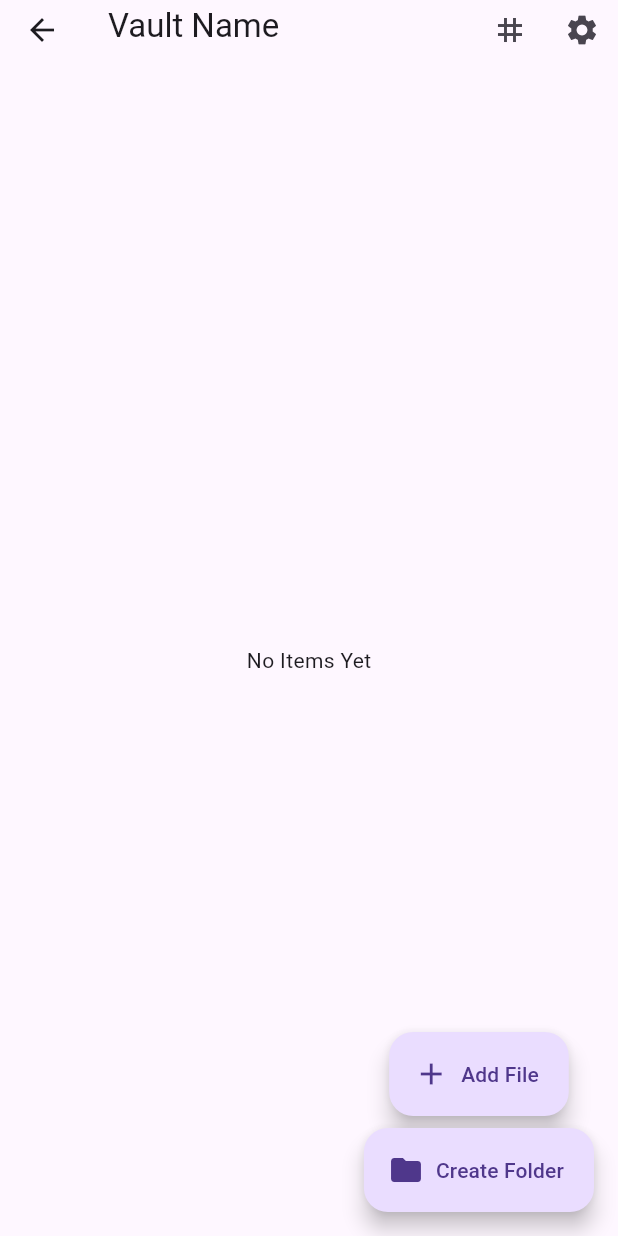
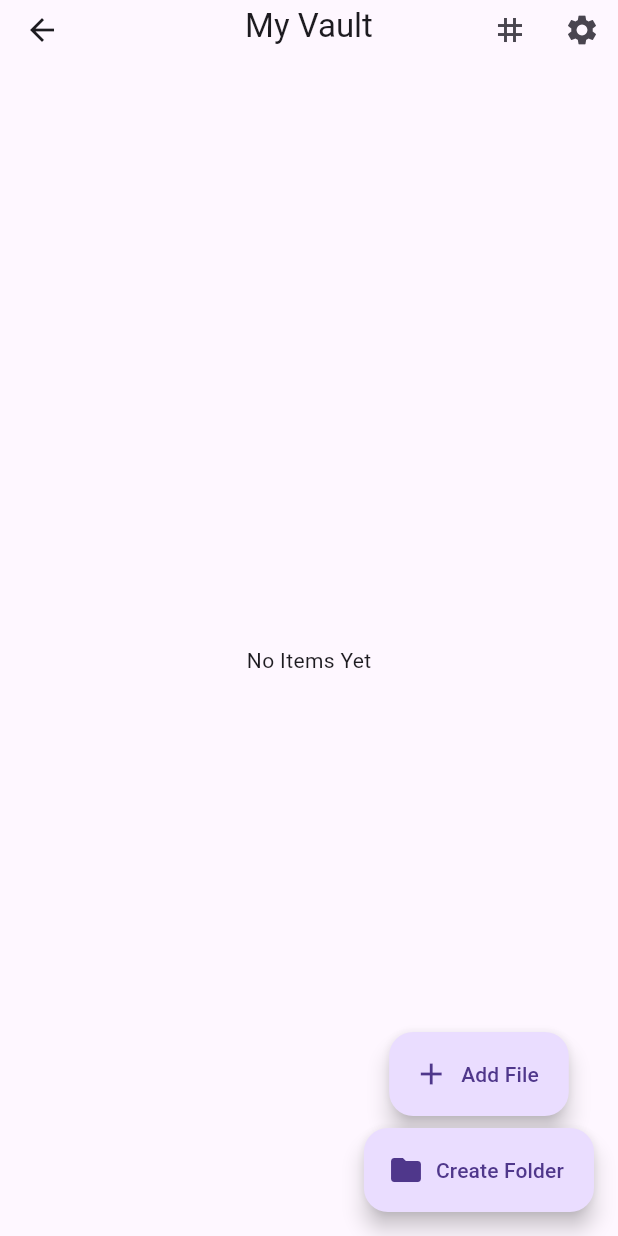
Before and after one commit to laguna-studios/vault, a Flutter app: the screen it shows after launch, after a tap on "Open Vault", on a phone screen of 412 x 824 dp. Run offline on Flutter 3.47's test engine with Material 3 defaults, Android fonts, the phone set to English and light mode, and no system bars; our stand-ins replace dartx, file_picker, freezed_annotation, gap.

Commit message:
fix settings problems

```diff
--- a/lib/main.dart
+++ b/lib/main.dart
@@ -10,6 +10,7 @@ class VaultApp extends StatelessWidget {
 
   @override
   Widget build(BuildContext context) {
-    return const MaterialApp(home: LoginScreen());
+    return MaterialApp(
+        theme: ThemeData.light(useMaterial3: true), darkTheme: ThemeData.dark(useMaterial3: true), home: LoginScreen());
   }
 }
--- a/lib/ui/core/screen/login_screen.dart
+++ b/lib/ui/core/screen/login_screen.dart
@@ -24,33 +24,40 @@ class _LoginScreenState extends State<LoginScreen> {
   @override
   Widget build(BuildContext context) {
     return Scaffold(
-      body: Column(
-        mainAxisAlignment: MainAxisAlignment.spaceEvenly,
+      drawer: Drawer(
+        child: ListView(
+          children: [
+            ListTile(
+              title: Text("Like"),
+            )
+          ],
+        ),
+      ),
+      body: Center(
+        child: Column(
+          mainAxisSize: MainAxisSize.min,
           children: [
             Icon(Icons.fingerprint, size: 224),
-          TextField(
+            Gap(64),
+            SizedBox(
+              width: 320,
+              child: TextField(
                 controller: _controller,
                 obscureText: true,
                 onSubmitted: (_) => _openVault(),
+                decoration: InputDecoration(hintText: "Enter Your Vault's Name", border: OutlineInputBorder()),
               ),
-          OutlinedButton(
+            ),
+            Gap(16),
+            SizedBox(
+              width: 320,
+              child: OutlinedButton(
                 onPressed: _openVault,
                 child: Text("Open Vault"),
               ),
-          Row(
-            children: [
-              Expanded(child: Divider()),
-              Gap(8),
-              Text("OR"),
-              Gap(8),
-              Expanded(child: Divider()),
+            ),
           ],
         ),
-          TextButton(
-            onPressed: _createNewVault,
-            child: Text("Create New Vault"),
-          ),
-        ],
       ),
     );
   }
--- a/lib/ui/core/screen/vault_screen.dart
+++ b/lib/ui/core/screen/vault_screen.dart
@@ -27,14 +27,18 @@ class VaultScreen extends StatelessWidget {
                 actions: [IconButton(onPressed: viewModel.selectAll, icon: Icon(Icons.select_all))],
               )
             : AppBar(
-                title: Text("Vault Name"),
+                title: Text("My Vault"),
+                centerTitle: true,
                 bottom: PreferredSize(preferredSize: Size.zero, child: Text(viewModel.location)),
                 actions: [
                   IconButton(
                     onPressed: viewModel.toggleViewMode,
-                      icon: Icon(viewModel.isListViewMode ? Icons.grid_3x3 : Icons.list),),
+                    icon: Icon(viewModel.isListViewMode ? Icons.grid_3x3 : Icons.list),
+                  ),
                   IconButton(
-                    onPressed: () => context.go(VaultSettingsScreen()),
+                    onPressed: () => context.go(
+                      ChangeNotifierProvider<VaultViewModel>.value(value: context.read(), child: VaultSettingsScreen()),
+                    ),
                     icon: Icon(Icons.settings),
                   ),
                 ],
@@ -79,7 +83,10 @@ class VaultScreen extends StatelessWidget {
         ),
         floatingActionButton: viewModel.isSelectionActive
             ? FloatingActionButton.extended(
-                onPressed: viewModel.deleteSelection, label: Text("Delete"), icon: Icon(Icons.delete),)
+                onPressed: viewModel.deleteSelection,
+                label: Text("Delete"),
+                icon: Icon(Icons.delete),
+              )
             : Column(
                 mainAxisSize: MainAxisSize.min,
                 children: [
@@ -119,10 +126,12 @@ class VaultScreen extends StatelessWidget {
                 viewModel.createDirectory(controller.text);
                 Navigator.of(context).pop();
               },
-                  child: Text("OK"),),
+              child: Text("OK"),
+            ),
           ],
         );
-        },);
+      },
+    );
   }
 
   void _onTap(BuildContext context, int index) {
@@ -167,8 +176,8 @@ class _GridViewVault extends StatelessWidget {
 
     return GridView.builder(
       itemCount: items.length,
-      gridDelegate:
-          SliverGridDelegateWithFixedCrossAxisCount(crossAxisCount: columnCount, crossAxisSpacing: 8, mainAxisSpacing: 8),
+      gridDelegate: SliverGridDelegateWithFixedCrossAxisCount(
+          crossAxisCount: columnCount, crossAxisSpacing: 8, mainAxisSpacing: 8),
       itemBuilder: (context, index) {
         final FileSystemEntity item = items.elementAt(index);
 
@@ -218,8 +227,12 @@ class _ListViewVault extends StatelessWidget {
   final Function(int index) onTap;
   final Function(int index) onLongPress;
 
-  const _ListViewVault(
-      {required this.items, required this.selectedItems, required this.onTap, required this.onLongPress,});
+  const _ListViewVault({
+    required this.items,
+    required this.selectedItems,
+    required this.onTap,
+    required this.onLongPress,
+  });
 
   @override
   Widget build(BuildContext context) {
--- a/lib/ui/core/screen/vault_settings_screen.dart
+++ b/lib/ui/core/screen/vault_settings_screen.dart
@@ -14,6 +14,7 @@ class VaultSettingsScreen extends StatelessWidget {
       body: ListView(
         children: [
           SwitchListTile.adaptive(
+            title: Text("Show files in a list instead of a grid"),
             value: vaultViewModel.isListViewMode,
             onChanged: (value) => vaultViewModel.updateSettings(listViewMode: value),
           ),
@@ -22,7 +23,8 @@ class VaultSettingsScreen extends StatelessWidget {
             subtitle: Text("Set the number of columns in grid view"),
             onTap: () => showDialog(
               context: context,
-              builder: (context) => ColumnDialog(initialValue: context.read<VaultViewModel>().columnCount),
+              builder: (_) => ChangeNotifierProvider<VaultViewModel>.value(
+                  value: vaultViewModel, child: ColumnDialog(initialValue: vaultViewModel.columnCount)),
             ),
           ),
         ],
@@ -61,7 +63,7 @@ class _ColumnDialogState extends State<ColumnDialog> {
 
   void _onSaveClicked(BuildContext context) {
     final VaultViewModel viewModel = context.read();
-    if (_formKey.currentState?.validate() ?? false) return;
+    if (_formKey.currentState?.validate() == false) return;
     viewModel.updateSettings(columnCount: int.parse(_textEditingController.text));
     Navigator.pop(context);
   }
--- a/lib/ui/viewmodel/vault_viewmodel.dart
+++ b/lib/ui/viewmodel/vault_viewmodel.dart
@@ -53,8 +53,11 @@ class VaultViewModel extends ChangeNotifier {
 
     if (columnCount != null) {
       _columnCount = columnCount;
-      notifyListeners();
     }
+    if (listViewMode != null) {
+      _isListViewMode = listViewMode;
+    }
+    notifyListeners();
   }
 
   void toggleItem(int index) {
@@ -78,6 +81,7 @@ class VaultViewModel extends ChangeNotifier {
       notifyListeners();
 
       _items = await _vaultRepository.listFiles(location);
+      _items = _items.whereNot((element) => element.name == "settings.json");
       notifyListeners();
     } catch (e) {
       _error = e.toString();
```
Lines whose indentation alone changed are shown as unchanged.
